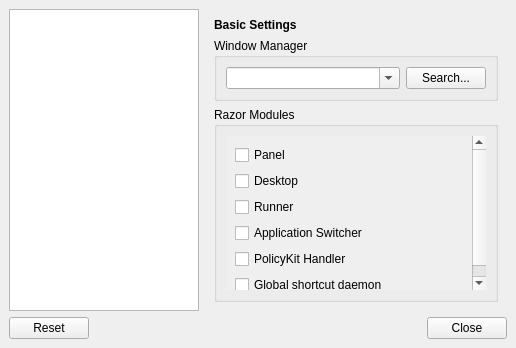
Before: the Qt Designer form razorqt-session/config/sessionconfigwindow.ui in Razor-qt/Razor-qt, drawn with Qt 5.
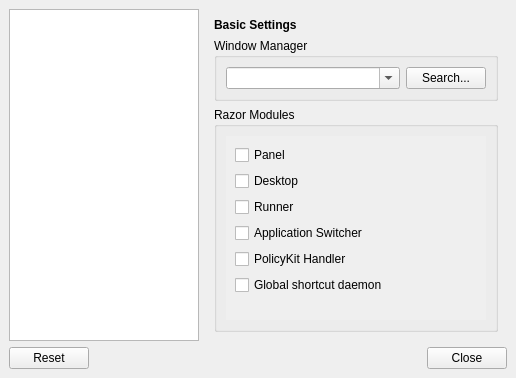
After: the same form once the commit is applied. Custom widgets are drawn as their Qt base class.

Commit message: Increase height for the dialog Fix possible segfault bug

```diff
--- a/razorqt-session/config/sessionconfigwindow.ui
+++ b/razorqt-session/config/sessionconfigwindow.ui
@@ -7,7 +7,7 @@
     <x>0</x>
     <y>0</y>
     <width>516</width>
-    <height>348</height>
+    <height>378</height>
    </rect>
   </property>
   <property name="windowTitle">
```
The commit also changes 1 other file.
